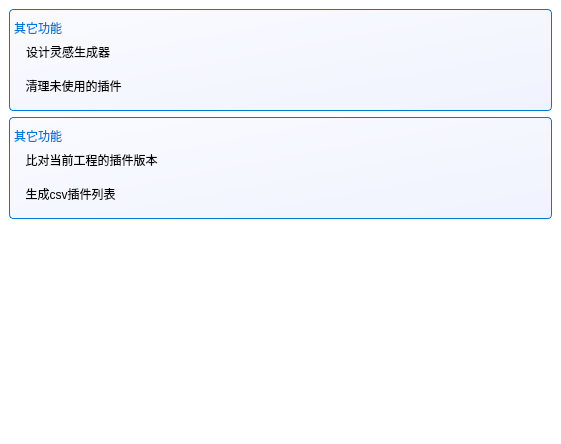
The window that DrillPluginInformationReader/Source/InformationModule/otherFunctionPart/p_OtherFunctionPart.ui (DrillUp/DrillPluginInformationReader) describes before a commit, drawn with Qt 5.
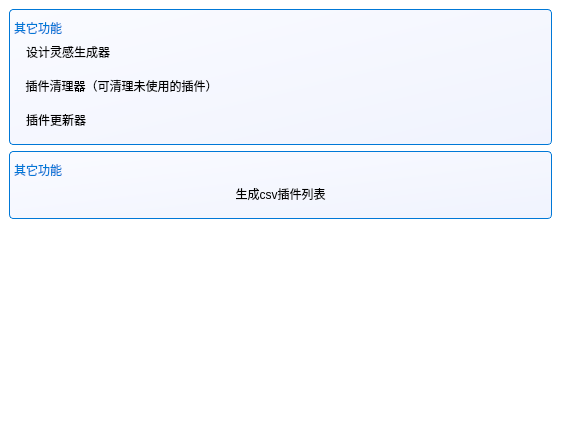
The same window after the commit. Icons and pictures are not drawn.

Commit message: 起草了插件更新器。

What changed in the file:
```diff
--- a/DrillPluginInformationReader/Source/InformationModule/otherFunctionPart/p_OtherFunctionPart.ui
+++ b/DrillPluginInformationReader/Source/InformationModule/otherFunctionPart/p_OtherFunctionPart.ui
@@ -109,6 +109,20 @@
           <string>其它功能</string>
          </property>
          <layout class="QGridLayout" name="gridLayout">
+          <item row="1" column="0">
+           <widget class="QToolButton" name="toolButton_showDeletePart">
+            <property name="text">
+             <string>插件清理器（可清理未使用的插件）</string>
+            </property>
+            <property name="icon">
+             <iconset resource="../../../drillplugininformationreader.qrc">
+              <normaloff>:/DrillPluginInformationReader/Resources/icons/global/drill_logo_64x64.png</normaloff>:/DrillPluginInformationReader/Resources/icons/global/drill_logo_64x64.png</iconset>
+            </property>
+            <property name="toolButtonStyle">
+             <enum>Qt::ToolButtonTextBesideIcon</enum>
+            </property>
+           </widget>
+          </item>
           <item row="0" column="0">
            <widget class="QToolButton" name="toolButton_showDesignTip">
             <property name="text">
@@ -136,10 +150,10 @@
             </property>
            </spacer>
           </item>
-          <item row="1" column="0">
-           <widget class="QToolButton" name="toolButton_showUnusedPlugin">
+          <item row="2" column="0">
+           <widget class="QToolButton" name="toolButton_showUpdatePart">
             <property name="text">
-             <string>清理未使用的插件</string>
+             <string>插件更新器</string>
             </property>
             <property name="icon">
              <iconset resource="../../../drillplugininformationreader.qrc">
@@ -160,20 +174,6 @@
          </property>
          <layout class="QGridLayout" name="gridLayout_2">
           <item row="1" column="0">
-           <widget class="QToolButton" name="toolButton_checkVersion_4">
-            <property name="text">
-             <string>比对当前工程的插件版本</string>
-            </property>
-            <property name="icon">
-             <iconset resource="../../../drillplugininformationreader.qrc">
-              <normaloff>:/DrillPluginInformationReader/Resources/icons/global/drill_logo_64x64.png</normaloff>:/DrillPluginInformationReader/Resources/icons/global/drill_logo_64x64.png</iconset>
-            </property>
-            <property name="toolButtonStyle">
-             <enum>Qt::ToolButtonTextBesideIcon</enum>
-            </property>
-           </widget>
-          </item>
-          <item row="2" column="0">
            <widget class="QToolButton" name="toolButton_checkVersion_3">
             <property name="text">
              <string>生成csv插件列表</string>
@@ -187,19 +187,6 @@
             </property>
            </widget>
           </item>
-          <item row="1" column="1">
-           <spacer name="horizontalSpacer_2">
-            <property name="orientation">
-             <enum>Qt::Horizontal</enum>
-            </property>
-            <property name="sizeHint" stdset="0">
-             <size>
-              <width>40</width>
-              <height>20</height>
-             </size>
-            </property>
-           </spacer>
-          </item>
          </layout>
         </widget>
        </item>
```
The commit also changes 14 other files.
